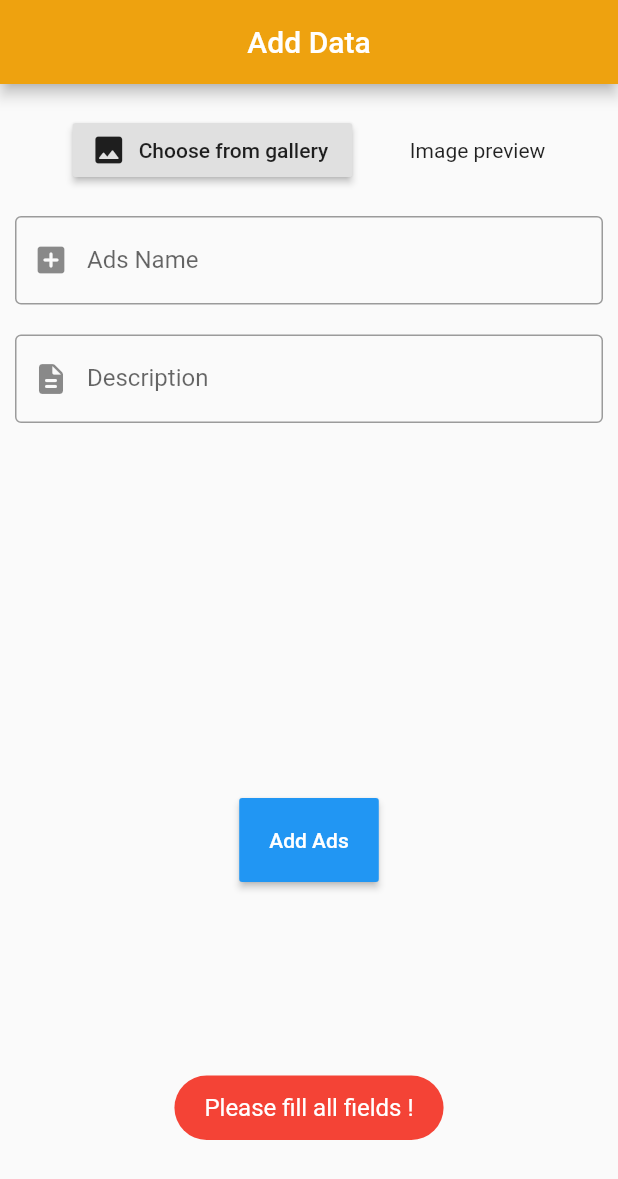
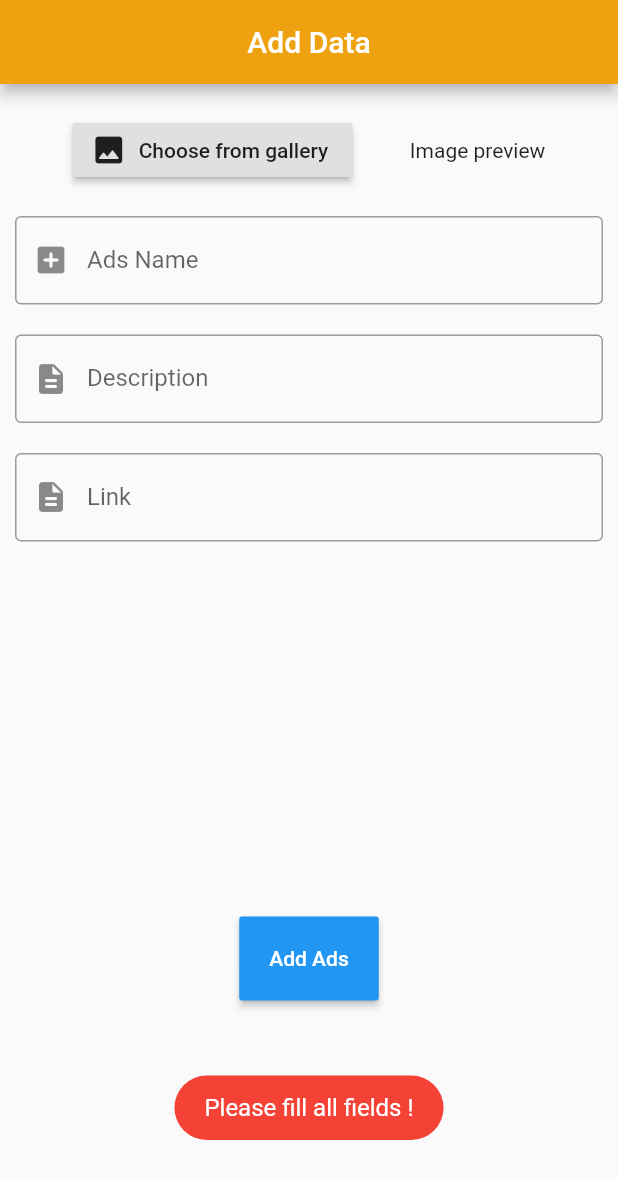
Before and after one commit to 10101100011000/AdminCariKerja, a Flutter app: the AddPage screen opened directly, after a tap on "Add Ads", on a phone screen of 412 x 824 dp. Shown: the top 1179 px of the screen. Run offline on Flutter 3.47's test engine with Material 2 defaults, Android fonts, the phone set to English and light mode, and no system bars; our stand-ins replace cloud_firestore, equatable, firebase_auth, firebase_core, firebase_storage, flutter_spinkit and 2 more; accounts and stored records are empty.

Commit message:
by satrio
penambahan link di ads

```diff
--- a/lib/models/ads.dart
+++ b/lib/models/ads.dart
@@ -4,10 +4,11 @@ class Ads extends Equatable {
   final String id;
   final String ads;
   final String description;
+  final String link;
   final String image;
 
-  Ads(this.id, this.ads, this.description, this.image);
+  Ads(this.id, this.ads, this.description, this.link, this.image);
 
   @override
-  List<Object> get props => [id, ads, description, image];
+  List<Object> get props => [id, ads, description, link, image];
 }
--- a/lib/services/ads_services.dart
+++ b/lib/services/ads_services.dart
@@ -18,6 +18,7 @@ class AdsServices {
       'id': "",
       'name': ads.ads,
       'description': ads.description,
+      'link': ads.link,
       'image': "",
     });
 
@@ -49,6 +50,7 @@ class AdsServices {
       {
         'name': ads.ads,
         'description': ads.description,
+        'link': ads.link
       },
     );
 
--- a/lib/ui/pages/ads_add.dart
+++ b/lib/ui/pages/ads_add.dart
@@ -8,18 +8,21 @@ class AddPage extends StatefulWidget {
 class _AddPageState extends State<AddPage> {
   final ctrlName = TextEditingController();
   final ctrlDesc = TextEditingController();
+  final ctrlLink = TextEditingController();
   bool isLoading = false;
 
   @override
   void dispose() {
     ctrlName.dispose();
     ctrlDesc.dispose();
+    ctrlLink.dispose();
     super.dispose();
   }
 
   void clearForm() {
     ctrlName.clear();
     ctrlDesc.clear();
+    ctrlLink.clear();
     setState(() {
       imageFile = null;
     });
@@ -100,6 +103,15 @@ class _AddPageState extends State<AddPage> {
                           hintText: "Write the ads description",
                           border: OutlineInputBorder()),
                     ),
+                    SizedBox(height: 20),
+                    TextFormField(
+                      controller: ctrlLink,
+                      decoration: InputDecoration(
+                          prefixIcon: Icon(Icons.description_rounded),
+                          labelText: 'Link',
+                          hintText: "Write the ads link",
+                          border: OutlineInputBorder()),
+                    ),
                     SizedBox(
                       child: Padding(padding: EdgeInsets.only(bottom: 250)),
                     ),
@@ -125,7 +137,7 @@ class _AddPageState extends State<AddPage> {
                             isLoading = true;
                           });
                           Ads ads =
-                              Ads("", ctrlName.text, ctrlDesc.text, "");
+                              Ads("", ctrlName.text, ctrlDesc.text, ctrlLink.text, "");
                           bool result = await AdsServices.addads(
                               ads, imageFile);
                           if (result == true) {
--- a/lib/ui/pages/ads_list.dart
+++ b/lib/ui/pages/ads_list.dart
@@ -7,7 +7,7 @@ class DataPage extends StatefulWidget {
 
 class _DataPageState extends State<DataPage> {
   CollectionReference adsCollection =
-      FirebaseFirestore.instance.collection("ads");
+      FirebaseFirestore.instance.collection("adss");
 
   @override
   Widget build(BuildContext context) {
@@ -41,7 +41,7 @@ class _DataPageState extends State<DataPage> {
                     children: snapshot.data.docs.map((DocumentSnapshot doc) {
                       return AdsCard(
                         ads: Ads(doc.data()['id'], doc.data()['name'],
-                            doc.data()['description'], doc.data()['image']),
+                            doc.data()['description'], doc.data()['link'], doc.data()['image']),
                       );
                     }).toList(),
                   );
```
Also changed, not shown: lib/ui/pages/edit_page.dart (+15 -2 lines).
